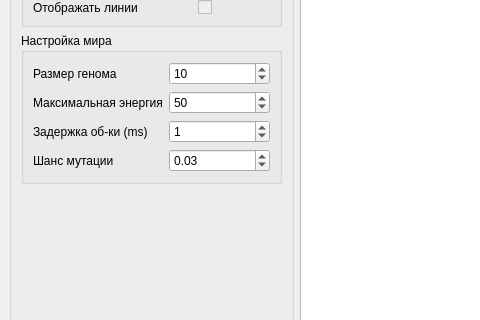
Qt form mainwindow.ui (TomasGlgg/QGenetic) before a commit; both pictures show x 0 to 480 and y 180 to 500 of the 1000 by 600 pixel window.
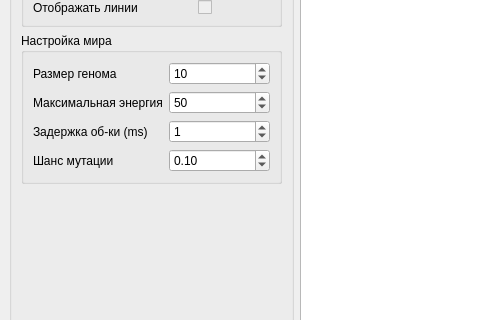
The same form after that commit. Custom widgets are drawn as their Qt base class.

```diff
--- a/mainwindow.ui
+++ b/mainwindow.ui
@@ -212,7 +212,7 @@
              <double>0.010000000000000</double>
             </property>
             <property name="value">
-             <double>0.030000000000000</double>
+             <double>0.100000000000000</double>
             </property>
            </widget>
           </item>
```
